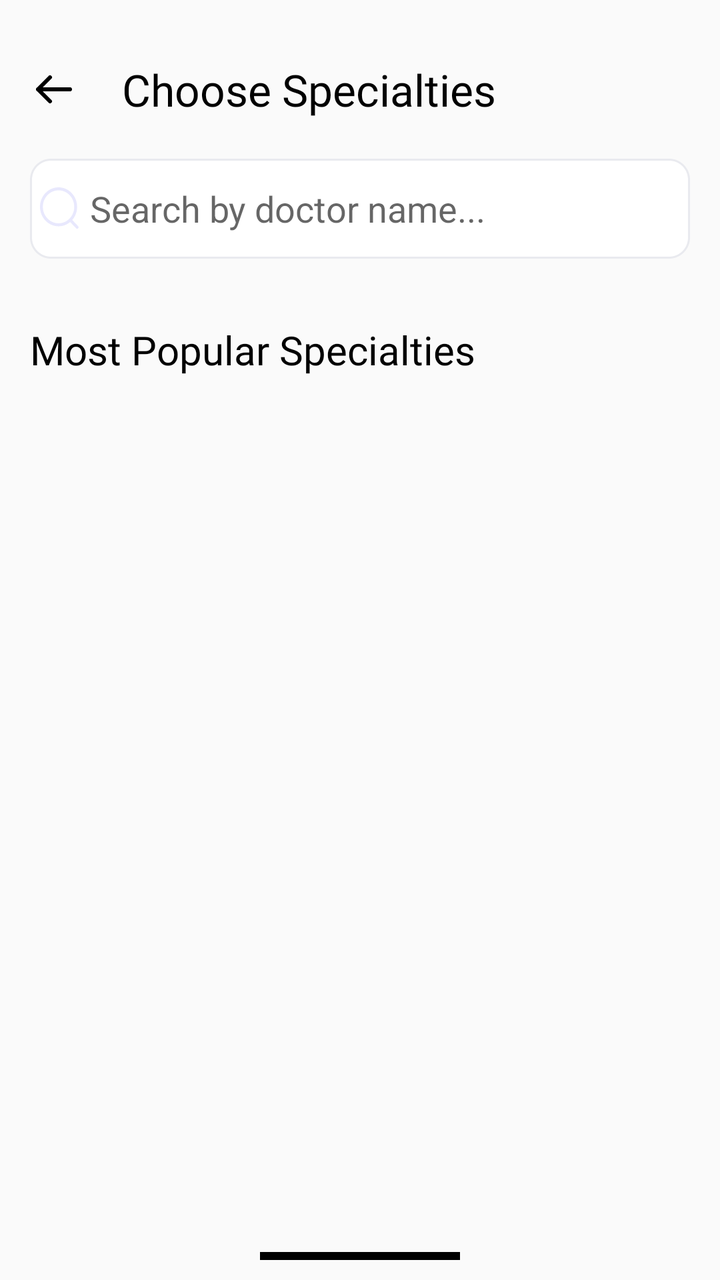
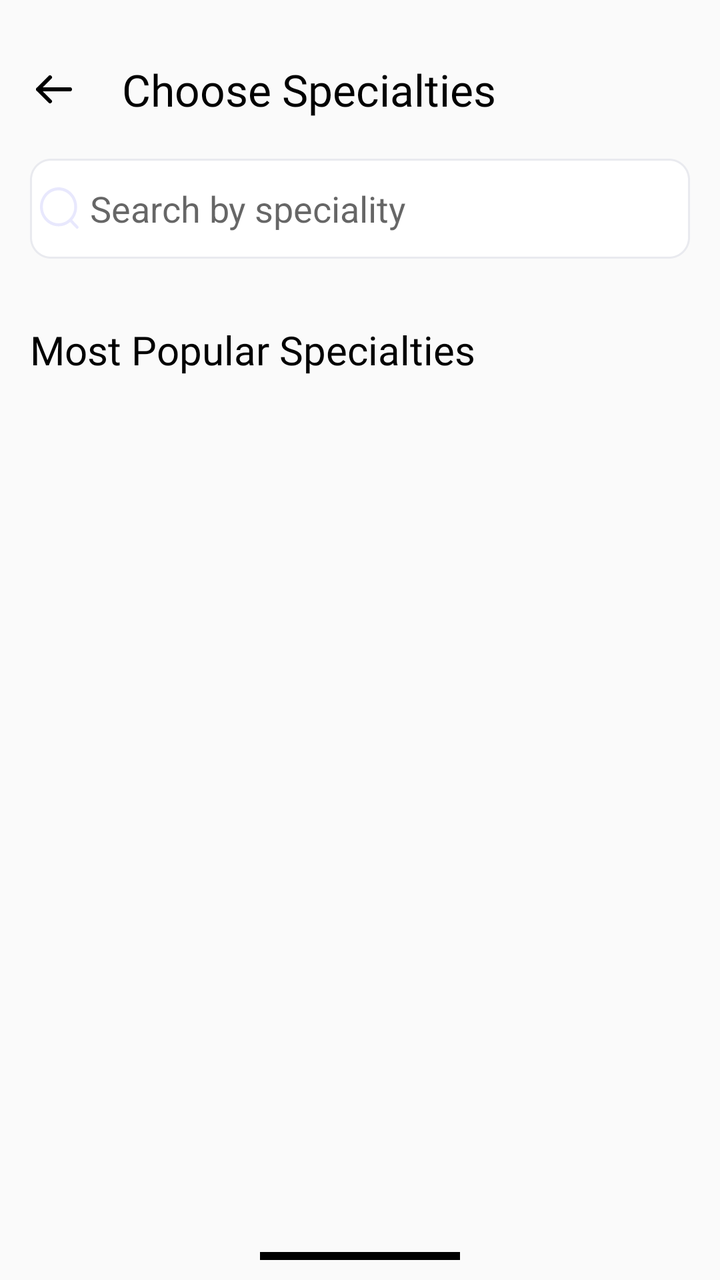

Before-and-after screenshots of an Android layout around one commit, followed by the original layout XML and the change that was made.
<!-- AndroidManifest.xml: application theme Theme.NewDesign -->
<!-- res/layout/choose_specialistfragment.xml -->
<?xml version="1.0" encoding="utf-8"?>
<androidx.constraintlayout.widget.ConstraintLayout
        xmlns:android="http://schemas.android.com/apk/res/android"
        xmlns:tools="http://schemas.android.com/tools"
        android:layout_width="match_parent"
        android:layout_height="match_parent"
        xmlns:app="http://schemas.android.com/apk/res-auto"
        android:background="@color/bg_color_gray"
        tools:context=".fragment.home.ChooseSpecialistFragment">
    <com.google.android.material.imageview.ShapeableImageView
            android:id="@+id/iv_arrow"
            android:layout_width="wrap_content"
            android:layout_height="wrap_content"
            android:layout_marginStart="8dp"
            android:adjustViewBounds="true"
            android:padding="10dp"
            android:src="@drawable/ic_arrowleft"
            app:layout_constraintBottom_toBottomOf="@+id/tv_search"
            app:layout_constraintStart_toStartOf="parent"
            app:layout_constraintTop_toTopOf="@+id/tv_search" />
    <androidx.appcompat.widget.AppCompatTextView
            android:id="@+id/tv_search"
            android:layout_width="wrap_content"
            android:layout_height="wrap_content"
            android:layout_marginStart="15dp"
            android:layout_marginTop="30dp"
            android:fontFamily="@font/sf_pro_display_semibold"
            android:text="@string/choose_specialties"
            android:textColor="@color/black"
            android:textSize="22sp"
            app:layout_constraintStart_toEndOf="@+id/iv_arrow"
            app:layout_constraintTop_toTopOf="parent" />
    <EditText
            android:id="@+id/et_search"
            android:layout_width="0dp"
            android:layout_height="50dp"
            android:layout_marginTop="20dp"
            android:padding="5dp"
            android:layout_marginStart="15dp"
            android:layout_marginEnd="15dp"
            android:drawableStart="@drawable/icon_search"
            android:drawableTint="@color/move"
            android:drawablePadding="5dp"
            android:imeOptions="actionDone"
            android:hint="@string/search_by_doctor_name"
            android:inputType="text"
            android:background="@drawable/bg_edittext"
            app:layout_constraintStart_toStartOf="parent"
            app:layout_constraintTop_toBottomOf="@+id/tv_search"
           app:layout_constraintEnd_toEndOf="parent"
            />

    <androidx.core.widget.NestedScrollView
            android:id="@+id/layout_parent"
            android:layout_width="match_parent"
            android:layout_height="0dp"
            android:layout_marginTop="8dp"
            app:layout_constraintTop_toBottomOf="@+id/et_search"
            app:layout_constraintStart_toStartOf="parent"
            app:layout_constraintEnd_toEndOf="parent"
            app:layout_constraintBottom_toTopOf="@+id/imageView"
            >
        <androidx.constraintlayout.widget.ConstraintLayout
                android:layout_width="match_parent"
                android:layout_height="match_parent">
            <androidx.appcompat.widget.AppCompatTextView
                    android:id="@+id/tv_Most_PopularSpecialties"
                    android:layout_width="wrap_content"
                    android:layout_height="wrap_content"
                    android:layout_marginStart="15dp"
                    android:layout_marginTop="24dp"
                    android:fontFamily="@font/sf_pro_display_semibold"
                    android:text="@string/most_popular_specialties"
                    android:textColor="@color/black"
                    android:textSize="20sp"
                    app:layout_constraintStart_toStartOf="parent"
                    app:layout_constraintTop_toTopOf="parent" />

            <androidx.recyclerview.widget.RecyclerView
                    android:id="@+id/rv_SalamtakServices"
                    android:layout_width="match_parent"
                    android:layout_height="380dp"
                    app:layout_constraintStart_toStartOf="parent"
                    app:layout_constraintEnd_toEndOf="parent"
                    android:layout_marginBottom="10dp"
                    android:layout_marginTop="24dp"
                    android:layout_marginStart="8dp"
                    android:layout_marginEnd="8dp"
                    android:paddingTop="3dp"
                    android:paddingBottom="3dp"
                    app:layoutManager="androidx.recyclerview.widget.LinearLayoutManager"
                    app:layout_constraintTop_toBottomOf="@+id/tv_Most_PopularSpecialties"
                    tools:listitem="@layout/item_layout_choose_specialties"
                    app:layout_constraintHorizontal_bias="0.0"
                    app:layout_constraintVertical_bias="0.0" />
            <androidx.appcompat.widget.AppCompatTextView
                    android:id="@+id/tv_OtherSpecialties"
                    android:layout_width="wrap_content"
                    android:layout_height="wrap_content"
                    android:layout_marginStart="15dp"
                    android:layout_marginTop="24dp"
                    android:fontFamily="@font/sf_pro_display_semibold"
                    android:text="@string/other_specialties"
                    android:textColor="@color/black"
                    android:textSize="20sp"
                    app:layout_constraintStart_toStartOf="parent"
                    app:layout_constraintTop_toBottomOf="@+id/rv_SalamtakServices" />

            <androidx.recyclerview.widget.RecyclerView
                    android:id="@+id/rv_OtherSpecialties"
                    android:layout_width="match_parent"
                    android:layout_height="@dimen/_500sdp"
                    app:layout_constraintStart_toStartOf="parent"
                    app:layout_constraintEnd_toEndOf="parent"
                    app:layout_constraintBottom_toBottomOf="parent"
                    android:layout_marginBottom="10dp"
                    android:layout_marginTop="24dp"
                    android:layout_marginStart="8dp"
                    android:layout_marginEnd="8dp"
                    android:paddingTop="3dp"
                    android:paddingBottom="10dp"
                    android:orientation="vertical"
                    app:layoutManager="androidx.recyclerview.widget.LinearLayoutManager"
                    app:layout_constraintTop_toBottomOf="@+id/tv_OtherSpecialties"
                    tools:listitem="@layout/item_layout_choose_specialties"
                     />

        </androidx.constraintlayout.widget.ConstraintLayout>
    </androidx.core.widget.NestedScrollView>

    <ImageView
            android:id="@+id/imageView"
            android:layout_width="100dp"
            android:layout_height="4dp"
            android:layout_marginTop="20dp"
            android:layout_marginBottom="10dp"
            android:adjustViewBounds="true"
            android:background="@color/black"
            android:contentDescription="TODO"
            app:layout_constraintTop_toBottomOf="@+id/layout_parent"
            app:layout_constraintBottom_toBottomOf="parent"
            app:layout_constraintEnd_toEndOf="parent"
            app:layout_constraintStart_toStartOf="parent" />

</androidx.constraintlayout.widget.ConstraintLayout>
<!-- res/layout/item_layout_choose_specialties.xml (included above) -->
<?xml version="1.0" encoding="utf-8"?>
<androidx.constraintlayout.widget.ConstraintLayout
        xmlns:android="http://schemas.android.com/apk/res/android"
        android:layout_width="match_parent"
        android:layout_height="wrap_content"
        android:padding="5dp"
        xmlns:app="http://schemas.android.com/apk/res-auto">

    <androidx.constraintlayout.widget.ConstraintLayout
            android:id="@+id/layout_choose_specialties"
            android:layout_width="match_parent"
            android:layout_height="65dp"
            android:background="@drawable/more_cards_background"
            app:layout_constraintEnd_toEndOf="parent"
            app:layout_constraintStart_toStartOf="parent"
            app:layout_constraintTop_toTopOf="parent">

        <com.google.android.material.imageview.ShapeableImageView
                android:id="@+id/iv_specilizationLogo"
                android:layout_width="24dp"
                android:layout_height="24dp"
                android:adjustViewBounds="true"
                android:layout_marginStart="15dp"
                android:src="@drawable/svg_dentesit"
                app:layout_constraintTop_toTopOf="parent"
                app:layout_constraintStart_toStartOf="parent"
                app:layout_constraintBottom_toBottomOf="parent" />

        <TextView
                android:id="@+id/tv_specilization"
                android:layout_width="wrap_content"
                android:layout_height="wrap_content"
                android:layout_marginStart="10dp"
                android:layout_marginEnd="10dp"
                android:fontFamily="@font/sf_pro_display_semibold"
                android:gravity="start"
                android:text="@string/medical_record"
                android:textColor="@color/black"
                android:textSize="16sp"
                app:layout_constraintStart_toEndOf="@+id/iv_specilizationLogo"
                app:layout_constraintTop_toTopOf="@+id/iv_specilizationLogo"
                app:layout_constraintBottom_toBottomOf="@+id/iv_specilizationLogo" />

        <com.google.android.material.imageview.ShapeableImageView
                android:id="@+id/iv_specilization"
                android:layout_width="24dp"
                android:layout_height="24dp"
                android:layout_marginEnd="10dp"
                android:adjustViewBounds="true"
                android:src="@drawable/svg_arrow_right"
                app:layout_constraintEnd_toEndOf="parent"
                app:layout_constraintTop_toTopOf="parent"
                app:layout_constraintBottom_toBottomOf="parent" />


    </androidx.constraintlayout.widget.ConstraintLayout>


</androidx.constraintlayout.widget.ConstraintLayout>
<!-- resources referenced by this layout -->
<resources>
  <color name="bg_color_gray">#FAFAFA</color>
  <color name="black">#FF000000</color>
  <color name="move">#E8E8FD</color>
  <!-- drawable bg_edittext (drawable) -->
  <?xml version="1.0" encoding="utf-8"?>
  <shape xmlns:android="http://schemas.android.com/apk/res/android"
      android:shape="rectangle"
      >
  
      <solid android:color="@color/white"/>
      <corners android:radius="10dp"/>
      <stroke android:color="@color/new_grey_color" android:width="1dp" android:dashWidth="1dp"/>
  
  </shape>
  <!-- drawable ic_arrowleft (drawable) -->
  <vector android:autoMirrored="true" android:height="14dp"
      android:viewportHeight="14" android:viewportWidth="18"
      android:width="18dp" xmlns:android="http://schemas.android.com/apk/res/android">
      <path android:fillColor="#00000000"
          android:pathData="M17,7H1M1,7L7,13M1,7L7,1"
          android:strokeColor="#000000" android:strokeLineCap="round"
          android:strokeLineJoin="round" android:strokeWidth="2"/>
  </vector>
  <!-- drawable icon_search (drawable) -->
  <vector xmlns:android="http://schemas.android.com/apk/res/android"
      android:width="20dp"
      android:height="21dp"
      android:viewportWidth="21"
      android:viewportHeight="21">
    <path
        android:pathData="M9.739,0C15.109,0 19.477,4.368 19.477,9.738C19.477,12.271 18.505,14.582 16.914,16.316L20.044,19.441C20.337,19.734 20.338,20.208 20.045,20.501C19.899,20.649 19.706,20.722 19.514,20.722C19.323,20.722 19.131,20.649 18.984,20.503L15.816,17.343C14.149,18.678 12.036,19.477 9.739,19.477C4.369,19.477 0,15.108 0,9.738C0,4.368 4.369,0 9.739,0ZM9.739,1.5C5.196,1.5 1.5,5.195 1.5,9.738C1.5,14.281 5.196,17.977 9.739,17.977C14.281,17.977 17.977,14.281 17.977,9.738C17.977,5.195 14.281,1.5 9.739,1.5Z"
        android:fillColor="#98A2B3"
        android:fillType="evenOdd"/>
  </vector>
  <!-- drawable more_cards_background (drawable) -->
  <?xml version="1.0" encoding="utf-8"?>
  <shape xmlns:android="http://schemas.android.com/apk/res/android"
      android:shape="rectangle"
      >
      <solid android:color="@color/white"/>
      <corners android:radius="12dp"/>
      <stroke android:color="#E9EAEF" android:width="1dp" android:dashWidth="1dp"/>
  
  </shape>
  <!-- drawable svg_arrow_right (drawable) -->
  <vector android:autoMirrored="true" android:height="20dp"
      android:viewportHeight="20" android:viewportWidth="20"
      android:width="20dp" xmlns:android="http://schemas.android.com/apk/res/android">
      <path android:fillColor="#00000000"
          android:pathData="M7.425,16.6L12.858,11.167C13.5,10.525 13.5,9.475 12.858,8.834L7.425,3.4"
          android:strokeColor="#000000" android:strokeLineCap="round"
          android:strokeLineJoin="round" android:strokeWidth="1"/>
  </vector>
  <!-- drawable svg_dentesit: vector/xml drawable (drawable, 2023 chars, omitted) -->
  <string name="choose_specialties">Choose Specialties</string>
  <string name="medical_record">Medical Record</string>
  <string name="most_popular_specialties">Most Popular Specialties</string>
  <string name="other_specialties">Other Specialties</string>
  <string name="search_by_doctor_name">Search by doctor name...</string>
  <style name="Theme.NewDesign" parent="Theme.MaterialComponents.Light.NoActionBar">
          
          <item name="colorPrimary">@color/purple_500</item>
          <item name="colorPrimaryVariant">@color/purple_700</item>
          <item name="colorOnPrimary">@color/white</item>
          
          <item name="colorSecondary">#0639BA</item>
          <item name="colorSecondaryVariant">@color/teal_700</item>
          <item name="colorOnSecondary">@color/black</item>
          
          <item name="android:statusBarColor">?attr/colorPrimaryVariant</item>
          
      </style>
  <color name="white">#FFFFFFFF</color>
  <color name="new_grey_color">#E9EAEF</color>
  <color name="purple_500">#AEB3BE</color>
  <color name="purple_700">#FF3700B3</color>
  <color name="teal_700">#FF018786</color>
</resources>

<!-- the commit's change to res/layout/choose_specialistfragment.xml (unified diff, before → after) -->
@@ -42,7 +42,7 @@
             android:drawableTint="@color/move"
             android:drawablePadding="5dp"
             android:imeOptions="actionDone"
-            android:hint="@string/search_by_doctor_name"
+            android:hint="@string/search_by_specility"
             android:inputType="text"
             android:background="@drawable/bg_edittext"
             app:layout_constraintStart_toStartOf="parent"
<!-- resource entries referenced after the edit -->
@@ -58,7 +58,7 @@
   <string name="medical_record">Medical Record</string>
   <string name="most_popular_specialties">Most Popular Specialties</string>
   <string name="other_specialties">Other Specialties</string>
-  <string name="search_by_doctor_name">Search by doctor name...</string>
+  <string name="search_by_specility">Search by speciality</string>
   <style name="Theme.NewDesign" parent="Theme.MaterialComponents.Light.NoActionBar">
           
           <item name="colorPrimary">@color/purple_500</item>
